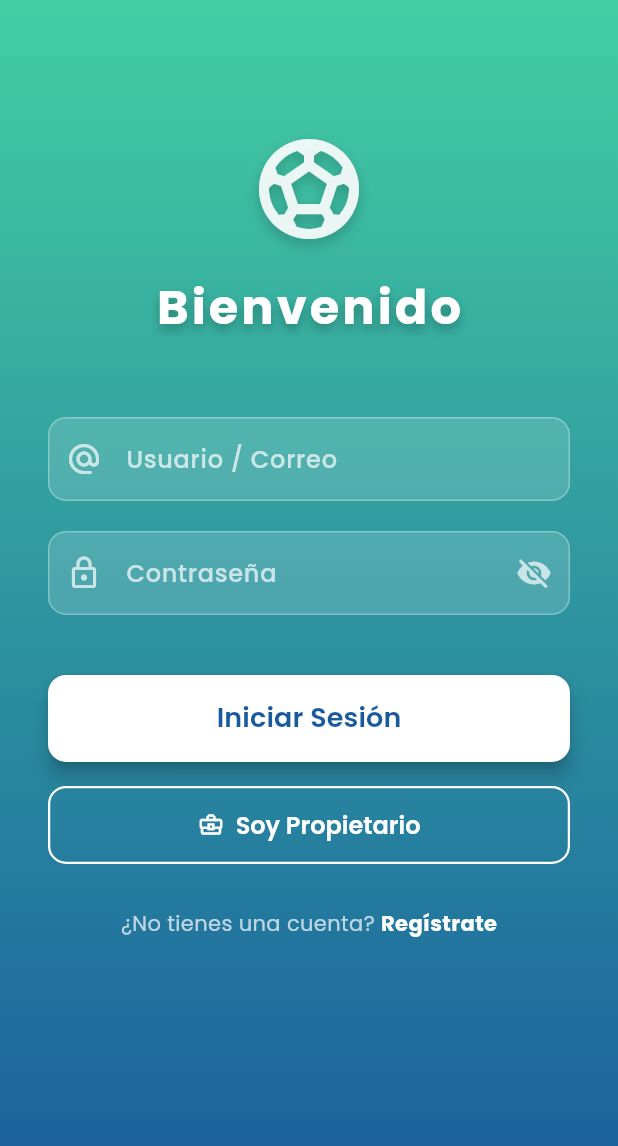
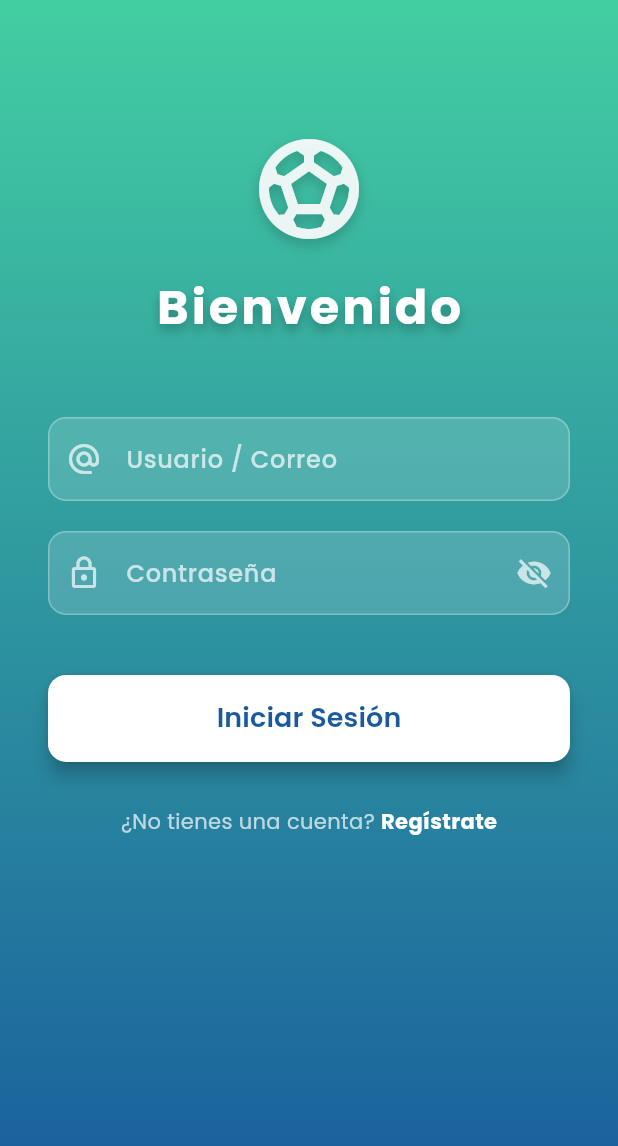
Before and after one commit to proyecto-de-11/Reservas-canchas-app, a Flutter app: the screen it shows after launch, on a phone screen of 412 x 824 dp. Shown: the top 1146 px of the screen. Run offline on Flutter 3.47's test engine with Material 3 defaults, Android fonts, the phone set to English and light mode, and no system bars; our stand-ins replace fl_chart, go_router, google_fonts.

```diff
--- a/lib/login_screen.dart
+++ b/lib/login_screen.dart
@@ -1,7 +1,7 @@
 import 'package:flutter/material.dart';
 import 'package:go_router/go_router.dart';
 import 'package:google_fonts/google_fonts.dart';
-import 'package:myapp/services/auth_service.dart'; // CAMBIO: Importa el servicio correcto
+import 'package:myapp/services/auth_service.dart';
 
 class LoginScreen extends StatefulWidget {
   const LoginScreen({super.key});
@@ -14,7 +14,7 @@ class _LoginScreenState extends State<LoginScreen> with SingleTickerProviderStat
   final _formKey = GlobalKey<FormState>();
   final _emailController = TextEditingController();
   final _passwordController = TextEditingController();
-  final _authService = AuthService(); // CAMBIO: Usa el servicio de autenticación
+  final _authService = AuthService();
 
   bool _obscureText = true;
   bool _isLoading = false;
@@ -60,12 +60,10 @@ class _LoginScreenState extends State<LoginScreen> with SingleTickerProviderStat
       final password = _passwordController.text.trim();
 
       try {
-        // CAMBIO: Llama al método login del AuthService
         final success = await _authService.login(email, password);
 
         if (mounted) {
           if (success) {
-            // TODO: Guardar el token y el ID de usuario de forma segura
             context.go('/home');
           } else {
             ScaffoldMessenger.of(context).showSnackBar(
@@ -93,7 +91,6 @@ class _LoginScreenState extends State<LoginScreen> with SingleTickerProviderStat
     }
   }
 
-  // ... (El resto del archivo build y los widgets auxiliares permanecen sin cambios)
   @override
   Widget build(BuildContext context) {
     return Scaffold(
@@ -147,8 +144,7 @@ class _LoginScreenState extends State<LoginScreen> with SingleTickerProviderStat
                       ),
                       const SizedBox(height: 40),
                       _buildLoginButton(),
-                      const SizedBox(height: 16),
-                      _buildOwnerLoginButton(),
+                      // El botón de propietario ha sido eliminado
                       const SizedBox(height: 30),
                       _buildRegisterLink(),
                       SizedBox(height: MediaQuery.of(context).size.height * 0.05),
@@ -234,21 +230,6 @@ class _LoginScreenState extends State<LoginScreen> with SingleTickerProviderStat
     );
   }
 
-  Widget _buildOwnerLoginButton() {
-    return OutlinedButton.icon(
-      onPressed: () => context.go('/owner-home'),
-      icon: const Icon(Icons.business_center_outlined),
-      label: const Text('Soy Propietario'),
-      style: OutlinedButton.styleFrom(
-        foregroundColor: Colors.white,
-        side: const BorderSide(color: Colors.white, width: 1.5),
-        padding: const EdgeInsets.symmetric(vertical: 14),
-        shape: RoundedRectangleBorder(borderRadius: BorderRadius.circular(12)),
-        textStyle: GoogleFonts.poppins(fontSize: 16, fontWeight: FontWeight.w600),
-      ),
-    );
-  }
-
   Widget _buildRegisterLink() {
     return GestureDetector(
       onTap: () => context.go('/register'),
```
Also changed, not shown: 1 other file.
